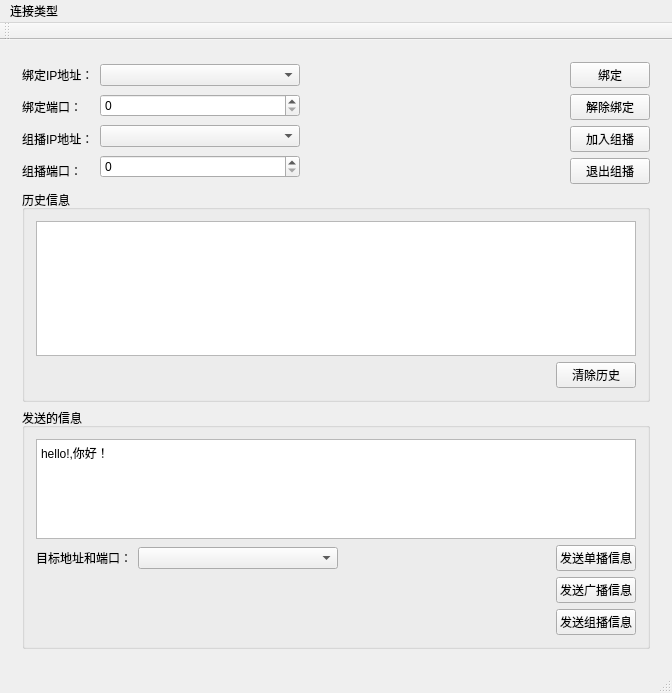
The window that Qt_exp/tcp_udp/mainwindow.ui (w809291634/QT_Creator_Study) describes before a commit, drawn with Qt 5.
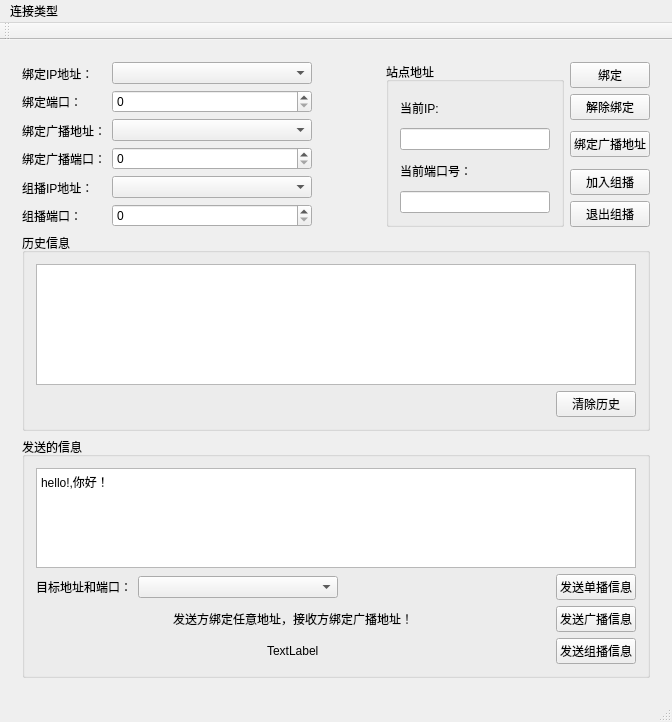
The same window after the commit.

```diff
--- a/Qt_exp/tcp_udp/mainwindow.ui
+++ b/Qt_exp/tcp_udp/mainwindow.ui
@@ -7,7 +7,7 @@
     <x>0</x>
     <y>0</y>
     <width>672</width>
-    <height>693</height>
+    <height>722</height>
    </rect>
   </property>
   <property name="minimumSize">
@@ -26,7 +26,7 @@
    <string>MainWindow</string>
   </property>
   <widget class="QWidget" name="centralWidget">
-   <layout class="QGridLayout" name="gridLayout_10">
+   <layout class="QGridLayout" name="gridLayout_9">
     <item row="0" column="0">
      <widget class="QStackedWidget" name="stackedWidget">
       <property name="maximumSize">
@@ -618,7 +618,7 @@
        </layout>
       </widget>
       <widget class="QWidget" name="udp_widget">
-       <layout class="QGridLayout" name="gridLayout_9">
+       <layout class="QGridLayout" name="gridLayout_10">
         <item row="1" column="0">
          <widget class="QGroupBox" name="groupBox_9">
           <property name="title">
@@ -651,6 +651,173 @@
           </layout>
          </widget>
         </item>
+        <item row="2" column="0">
+         <widget class="QGroupBox" name="groupBox_10">
+          <property name="sizePolicy">
+           <sizepolicy hsizetype="Preferred" vsizetype="Fixed">
+            <horstretch>0</horstretch>
+            <verstretch>0</verstretch>
+           </sizepolicy>
+          </property>
+          <property name="title">
+           <string>发送的信息</string>
+          </property>
+          <layout class="QGridLayout" name="gridLayout">
+           <item row="0" column="0">
+            <widget class="QTextEdit" name="udp_send_textEdit">
+             <property name="sizePolicy">
+              <sizepolicy hsizetype="Expanding" vsizetype="Expanding">
+               <horstretch>0</horstretch>
+               <verstretch>0</verstretch>
+              </sizepolicy>
+             </property>
+             <property name="maximumSize">
+              <size>
+               <width>16777215</width>
+               <height>100</height>
+              </size>
+             </property>
+             <property name="html">
+              <string>&lt;!DOCTYPE HTML PUBLIC &quot;-//W3C//DTD HTML 4.0//EN&quot; &quot;http://www.w3.org/TR/REC-html40/strict.dtd&quot;&gt;
+&lt;html&gt;&lt;head&gt;&lt;meta name=&quot;qrichtext&quot; content=&quot;1&quot; /&gt;&lt;style type=&quot;text/css&quot;&gt;
+p, li { white-space: pre-wrap; }
+&lt;/style&gt;&lt;/head&gt;&lt;body style=&quot; font-family:'SimSun'; font-size:9pt; font-weight:400; font-style:normal;&quot;&gt;
+&lt;p style=&quot; margin-top:0px; margin-bottom:0px; margin-left:0px; margin-right:0px; -qt-block-indent:0; text-indent:0px;&quot;&gt;hello!,你好！&lt;/p&gt;&lt;/body&gt;&lt;/html&gt;</string>
+             </property>
+            </widget>
+           </item>
+           <item row="1" column="0">
+            <layout class="QHBoxLayout" name="horizontalLayout_4">
+             <item>
+              <widget class="QLabel" name="label_20">
+               <property name="text">
+                <string>目标地址和端口：</string>
+               </property>
+              </widget>
+             </item>
+             <item>
+              <widget class="QComboBox" name="udp_destination_cbox">
+               <property name="minimumSize">
+                <size>
+                 <width>200</width>
+                 <height>0</height>
+                </size>
+               </property>
+              </widget>
+             </item>
+             <item>
+              <spacer name="horizontalSpacer_12">
+               <property name="orientation">
+                <enum>Qt::Horizontal</enum>
+               </property>
+               <property name="sizeHint" stdset="0">
+                <size>
+                 <width>115</width>
+                 <height>20</height>
+                </size>
+               </property>
+              </spacer>
+             </item>
+             <item>
+              <widget class="QPushButton" name="udp_unicast_btn">
+               <property name="text">
+                <string>发送单播信息</string>
+               </property>
+              </widget>
+             </item>
+            </layout>
+           </item>
+           <item row="2" column="0">
+            <layout class="QHBoxLayout" name="horizontalLayout_5">
+             <item>
+              <spacer name="horizontalSpacer_10">
+               <property name="orientation">
+                <enum>Qt::Horizontal</enum>
+               </property>
+               <property name="sizeHint" stdset="0">
+                <size>
+                 <width>40</width>
+                 <height>20</height>
+                </size>
+               </property>
+              </spacer>
+             </item>
+             <item>
+              <widget class="QLabel" name="label_10">
+               <property name="text">
+                <string>发送方绑定任意地址，接收方绑定广播地址！</string>
+               </property>
+              </widget>
+             </item>
+             <item>
+              <spacer name="horizontalSpacer_16">
+               <property name="orientation">
+                <enum>Qt::Horizontal</enum>
+               </property>
+               <property name="sizeHint" stdset="0">
+                <size>
+                 <width>40</width>
+                 <height>20</height>
+                </size>
+               </property>
+              </spacer>
+             </item>
+             <item>
+              <widget class="QPushButton" name="udp_broadcast_btn">
+               <property name="text">
+                <string>发送广播信息</string>
+               </property>
+              </widget>
+             </item>
+            </layout>
+           </item>
+           <item row="3" column="0">
+            <layout class="QHBoxLayout" name="horizontalLayout_6">
+             <item>
+              <spacer name="horizontalSpacer_11">
+               <property name="orientation">
+                <enum>Qt::Horizontal</enum>
+               </property>
+               <property name="sizeHint" stdset="0">
+                <size>
+                 <width>40</width>
+                 <height>20</height>
+                </size>
+               </property>
+              </spacer>
+             </item>
+             <item>
+              <widget class="QLabel" name="label_11">
+               <property name="text">
+                <string>TextLabel</string>
+               </property>
+              </widget>
+             </item>
+             <item>
+              <spacer name="horizontalSpacer_19">
+               <property name="orientation">
+                <enum>Qt::Horizontal</enum>
+               </property>
+               <property name="sizeHint" stdset="0">
+                <size>
+                 <width>40</width>
+                 <height>20</height>
+                </size>
+               </property>
+              </spacer>
+             </item>
+             <item>
+              <widget class="QPushButton" name="udp_multicast_btn">
+               <property name="text">
+                <string>发送组播信息</string>
+               </property>
+              </widget>
+             </item>
+            </layout>
+           </item>
+          </layout>
+         </widget>
+        </item>
         <item row="0" column="0">
          <layout class="QHBoxLayout" name="horizontalLayout_3">
           <item>
@@ -669,6 +836,20 @@
               </property>
              </widget>
             </item>
+            <item>
+             <widget class="QLabel" name="label_2">
+              <property name="text">
+               <string>绑定广播地址：</string>
+              </property>
+             </widget>
+            </item>
+            <item>
+             <widget class="QLabel" name="label_9">
+              <property name="text">
+               <string>绑定广播端口：</string>
+              </property>
+             </widget>
+            </item>
             <item>
              <widget class="QLabel" name="label_23">
               <property name="text">
@@ -700,6 +881,12 @@
             <item>
              <widget class="QSpinBox" name="udp_bind_port_sbox"/>
             </item>
+            <item>
+             <widget class="QComboBox" name="udp_bind_bCast_ip_cbox"/>
+            </item>
+            <item>
+             <widget class="QSpinBox" name="udp_bind_bCast_port_sbox"/>
+            </item>
             <item>
              <widget class="QComboBox" name="udp_group_ip_cbox"/>
             </item>
@@ -721,6 +908,58 @@
             </property>
            </spacer>
           </item>
+          <item>
+           <widget class="QGroupBox" name="groupBox_5">
+            <property name="title">
+             <string>站点地址</string>
+            </property>
+            <layout class="QGridLayout" name="gridLayout_11">
+             <item row="1" column="0">
+              <widget class="QLineEdit" name="udp_current_ip_lEdit">
+               <property name="minimumSize">
+                <size>
+                 <width>150</width>
+                 <height>0</height>
+                </size>
+               </property>
+               <property name="text">
+                <string/>
+               </property>
+               <property name="readOnly">
+                <bool>true</bool>
+               </property>
+              </widget>
+             </item>
+             <item row="0" column="0">
+              <widget class="QLabel" name="label_12">
+               <property name="text">
+                <string>当前IP:</string>
+               </property>
+              </widget>
+             </item>
+             <item row="2" column="0">
+              <widget class="QLabel" name="label_13">
+               <property name="text">
+                <string>当前端口号：</string>
+               </property>
+              </widget>
+             </item>
+             <item row="3" column="0">
+              <widget class="QLineEdit" name="udp_current_port_lEdit">
+               <property name="minimumSize">
+                <size>
+                 <width>150</width>
+                 <height>0</height>
+                </size>
+               </property>
+               <property name="readOnly">
+                <bool>true</bool>
+               </property>
+              </widget>
+             </item>
+            </layout>
+           </widget>
+          </item>
           <item>
            <layout class="QVBoxLayout" name="verticalLayout_3">
             <item>
@@ -737,6 +976,39 @@
               </property>
              </widget>
             </item>
+            <item>
+             <spacer name="verticalSpacer_2">
+              <property name="orientation">
+               <enum>Qt::Vertical</enum>
+              </property>
+              <property name="sizeHint" stdset="0">
+               <size>
+                <width>20</width>
+                <height>40</height>
+               </size>
+              </property>
+             </spacer>
+            </item>
+            <item>
+             <widget class="QPushButton" name="udp_bind_bCast_btn">
+              <property name="text">
+               <string>绑定广播地址</string>
+              </property>
+             </widget>
+            </item>
+            <item>
+             <spacer name="verticalSpacer_3">
+              <property name="orientation">
+               <enum>Qt::Vertical</enum>
+              </property>
+              <property name="sizeHint" stdset="0">
+               <size>
+                <width>20</width>
+                <height>40</height>
+               </size>
+              </property>
+             </spacer>
+            </item>
             <item>
              <widget class="QPushButton" name="udp_join_multi_btn">
               <property name="text">
@@ -755,125 +1027,6 @@
           </item>
          </layout>
         </item>
-        <item row="2" column="0">
-         <widget class="QGroupBox" name="groupBox_10">
-          <property name="sizePolicy">
-           <sizepolicy hsizetype="Preferred" vsizetype="Fixed">
-            <horstretch>0</horstretch>
-            <verstretch>0</verstretch>
-           </sizepolicy>
-          </property>
-          <property name="title">
-           <string>发送的信息</string>
-          </property>
-          <layout class="QGridLayout" name="gridLayout">
-           <item row="2" column="1">
-            <widget class="QPushButton" name="udp_broadcast_btn">
-             <property name="text">
-              <string>发送广播信息</string>
-             </property>
-            </widget>
-           </item>
-           <item row="2" column="0">
-            <spacer name="horizontalSpacer_16">
-             <property name="orientation">
-              <enum>Qt::Horizontal</enum>
-             </property>
-             <property name="sizeHint" stdset="0">
-              <size>
-               <width>499</width>
-               <height>25</height>
-              </size>
-             </property>
-            </spacer>
-           </item>
-           <item row="3" column="1">
-            <widget class="QPushButton" name="udp_multicast_btn">
-             <property name="text">
-              <string>发送组播信息</string>
-             </property>
-            </widget>
-           </item>
-           <item row="0" column="0" colspan="2">
-            <widget class="QTextEdit" name="udp_send_textEdit">
-             <property name="sizePolicy">
-              <sizepolicy hsizetype="Expanding" vsizetype="Expanding">
-               <horstretch>0</horstretch>
-               <verstretch>0</verstretch>
-              </sizepolicy>
-             </property>
-             <property name="maximumSize">
-              <size>
-               <width>16777215</width>
-               <height>100</height>
-              </size>
-             </property>
-             <property name="html">
-              <string>&lt;!DOCTYPE HTML PUBLIC &quot;-//W3C//DTD HTML 4.0//EN&quot; &quot;http://www.w3.org/TR/REC-html40/strict.dtd&quot;&gt;
-&lt;html&gt;&lt;head&gt;&lt;meta name=&quot;qrichtext&quot; content=&quot;1&quot; /&gt;&lt;style type=&quot;text/css&quot;&gt;
-p, li { white-space: pre-wrap; }
-&lt;/style&gt;&lt;/head&gt;&lt;body style=&quot; font-family:'SimSun'; font-size:9pt; font-weight:400; font-style:normal;&quot;&gt;
-&lt;p style=&quot; margin-top:0px; margin-bottom:0px; margin-left:0px; margin-right:0px; -qt-block-indent:0; text-indent:0px;&quot;&gt;hello!,你好！&lt;/p&gt;&lt;/body&gt;&lt;/html&gt;</string>
-             </property>
-            </widget>
-           </item>
-           <item row="3" column="0">
-            <spacer name="horizontalSpacer_11">
-             <property name="orientation">
-              <enum>Qt::Horizontal</enum>
-             </property>
-             <property name="sizeHint" stdset="0">
-              <size>
-               <width>499</width>
-               <height>20</height>
-              </size>
-             </property>
-            </spacer>
-           </item>
-           <item row="1" column="0" colspan="2">
-            <layout class="QHBoxLayout" name="horizontalLayout_4">
-             <item>
-              <widget class="QLabel" name="label_20">
-               <property name="text">
-                <string>目标地址和端口：</string>
-               </property>
-              </widget>
-             </item>
-             <item>
-              <widget class="QComboBox" name="udp_destination_cbox">
-               <property name="minimumSize">
-                <size>
-                 <width>200</width>
-                 <height>0</height>
-                </size>
-               </property>
-              </widget>
-             </item>
-             <item>
-              <spacer name="horizontalSpacer_12">
-               <property name="orientation">
-                <enum>Qt::Horizontal</enum>
-               </property>
-               <property name="sizeHint" stdset="0">
-                <size>
-                 <width>115</width>
-                 <height>20</height>
-                </size>
-               </property>
-              </spacer>
-             </item>
-             <item>
-              <widget class="QPushButton" name="udp_unicast_btn">
-               <property name="text">
-                <string>发送单播信息</string>
-               </property>
-              </widget>
-             </item>
-            </layout>
-           </item>
-          </layout>
-         </widget>
-        </item>
        </layout>
       </widget>
      </widget>
```
